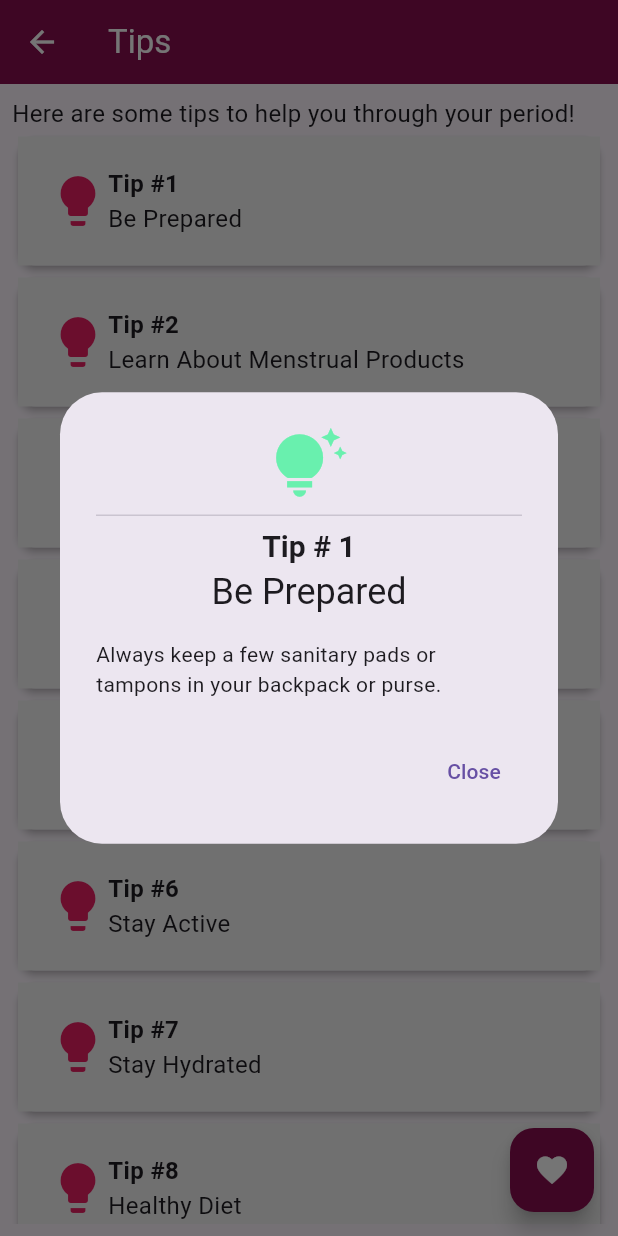
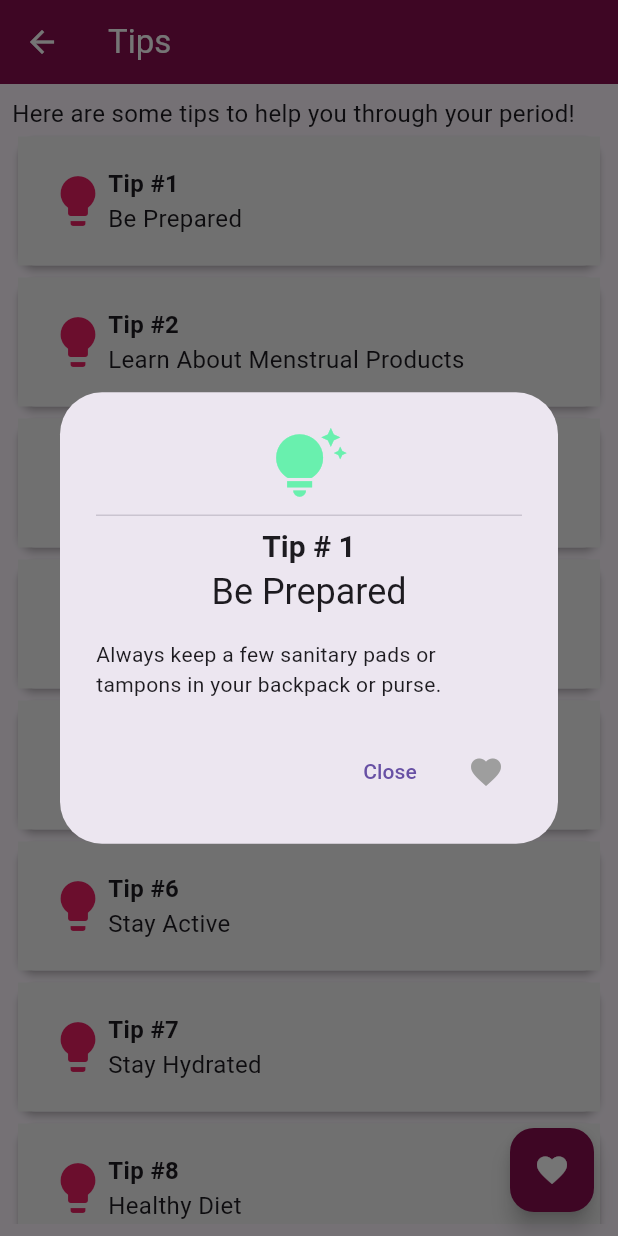
Before and after one commit to DevPrinceK/drippsafe, a Flutter app: the TipScreen screen opened directly, after a tap on an icon or button, on a phone screen of 412 x 824 dp. Run offline on Flutter 3.47's test engine with Material 3 defaults, Android fonts, the phone set to English and light mode, and no system bars; our stand-ins replace convex_bottom_bar, hive_flutter; missing offline and left inert: dart:ffi, intro_screen_onboarding_flutter; accounts and stored records are empty.

Commit message:
Update tips.dart

```diff
--- a/lib/screens/tabs/tips.dart
+++ b/lib/screens/tabs/tips.dart
@@ -1,4 +1,8 @@
+import 'dart:ffi';
+
+import 'package:drippsafe/db/hive/initial_data.dart';
 import 'package:flutter/material.dart';
+import 'package:hive_flutter/hive_flutter.dart';
 
 class TipScreen extends StatefulWidget {
   const TipScreen({super.key});
@@ -8,160 +12,9 @@ class TipScreen extends StatefulWidget {
 }
 
 class _TipScreenState extends State<TipScreen> {
-  final tips = [
-    {
-      "tip": "Be Prepared",
-      "description":
-          "Always keep a few sanitary pads or tampons in your backpack or purse."
-    },
-    {
-      "tip": "Learn About Menstrual Products",
-      "description":
-          "Explore different types of menstrual products and find what works best for you."
-    },
-    {
-      "tip": "Track Your Menstrual Cycle",
-      "description":
-          "Use a period tracker app or calendar to keep track of your menstrual cycle."
-    },
-    {
-      "tip": "Stay Hygienic",
-      "description":
-          "Change your sanitary products regularly to maintain good hygiene."
-    },
-    {
-      "tip": "Pain Relief",
-      "description":
-          "Consider taking over-the-counter pain relievers like ibuprofen for menstrual cramps."
-    },
-    {
-      "tip": "Stay Active",
-      "description":
-          "Exercise can help alleviate menstrual cramps and improve your overall mood."
-    },
-    {
-      "tip": "Stay Hydrated",
-      "description":
-          "Drink plenty of water to help with bloating and overall well-being."
-    },
-    {
-      "tip": "Healthy Diet",
-      "description":
-          "Consume a balanced diet with plenty of fruits, vegetables, and whole grains."
-    },
-    {
-      "tip": "Comfortable Clothing",
-      "description":
-          "Wear comfortable, loose-fitting clothes during your period."
-    },
-    {
-      "tip": "Communication",
-      "description":
-          "Talk to a trusted adult, friend, or family member about your experiences and concerns."
-    },
-    {
-      "tip": "Educate Yourself",
-      "description":
-          "Learn about the menstrual cycle, reproductive health, and menstrual hygiene."
-    },
-    {
-      "tip": "Know Signs of Abnormalities",
-      "description":
-          "Be aware of signs of abnormal menstrual cycles and consult a healthcare professional if concerned."
-    },
-    {
-      "tip": "Mindful Rest",
-      "description":
-          "Allow yourself some rest and relaxation during your period."
-    },
-    {
-      "tip": "Stay Positive",
-      "description":
-          "Don't let your period interfere with your self-esteem; it's a natural part of being a woman."
-    },
-    {
-      "tip": "Carry Extra Supplies",
-      "description":
-          "Always carry extra sanitary products in case of emergencies or to help a friend."
-    },
-    {
-      "tip": "Discreet Disposal",
-      "description": "Learn proper disposal methods for used sanitary products."
-    },
-    {
-      "tip": "Heating Pads",
-      "description":
-          "Consider using a heating pad for soothing relief from menstrual cramps."
-    },
-    {
-      "tip": "Understand PMS",
-      "description":
-          "Recognize premenstrual syndrome (PMS) symptoms and find strategies to manage them."
-    },
-    {
-      "tip": "Emotional Well-being",
-      "description":
-          "Pay attention to your emotional well-being and practice self-care during your period."
-    },
-    {
-      "tip": "Seek Guidance",
-      "description":
-          "If you have questions or concerns, seek guidance from a healthcare professional or school nurse."
-    },
-    {
-      "tip": "Be Patient with Your Body",
-      "description":
-          "Understand that your menstrual cycle may take time to regulate."
-    },
-    {
-      "tip": "Be Eco-Friendly",
-      "description":
-          "Consider environmentally friendly menstrual products, such as reusable cloth pads or menstrual cups."
-    },
-    {
-      "tip": "Plan Ahead for Outings",
-      "description":
-          "Wear comfortable clothing and bring extra supplies if you have plans during your period."
-    },
-    {
-      "tip": "Yoga and Stretching",
-      "description":
-          "Gentle yoga or stretching exercises can help alleviate tension and discomfort."
-    },
-    {
-      "tip": "Stay Informed About Reproductive Health",
-      "description":
-          "Learn about reproductive health, contraception, and safe practices."
-    },
-    {
-      "tip": "Keep a Personal Diary",
-      "description":
-          "Maintain a diary to track your emotions, physical symptoms, and menstrual cycle patterns."
-    },
-    {
-      "tip": "Know When to Seek Help",
-      "description":
-          "If you experience severe pain or concerning symptoms, consult a healthcare professional promptly."
-    },
-    {
-      "tip": "Connect with Peers",
-      "description":
-          "Talk to friends who have already experienced menstruation for additional support and advice."
-    },
-    {
-      "tip": "Celebrate Milestones",
-      "description":
-          "Celebrate each milestone in your menstrual journey as a positive step toward adulthood."
-    },
-    {
-      "tip": "Be Kind to Yourself",
-      "description":
-          "Menstruation is a natural part of life; be kind to yourself and take things at your own pace."
-    }
-  ];
-
+  List tips = [];
   // display tips detail alert dialog
-  void _showTipsDetailDialog(tip, description, tipNo) {
+  void _showTipsDetailDialog(tip, description, tipNo, fav) {
     showDialog(
       barrierDismissible: false,
       context: context,
@@ -192,10 +45,72 @@ class _TipScreenState extends State<TipScreen> {
               },
               child: const Text('Close'),
             ),
+            IconButton(
+                onPressed: () {
+                  addFavTip(tipNo);
+                },
+                icon: Icon(
+                  Icons.favorite,
+                  color: fav ? Colors.red : Colors.grey,
+                )),
           ],
         );
       },
     );
+  }
+
+  void addFavTip(id) {
+    // change the favourite status of the tip in the box to true
+    var mybox = Hive.box('drippsafe_db');
+    var tipsData = mybox.get('tips').toList();
+    var tipIndex = tipsData.indexWhere((tip) => tip['id'] == id);
+    tipsData[tipIndex]['favourite'] = true;
+    mybox.put('tips', tipsData);
+    initializeTips();
+
+    // show a snackbar
+    ScaffoldMessenger.of(context).showSnackBar(
+      SnackBar(
+        content: const Text('Tip added to favourites!'),
+        duration: const Duration(seconds: 2),
+        behavior: SnackBarBehavior.floating,
+        width: MediaQuery.of(context).size.width * 0.8,
+      ),
+    );
+    Navigator.of(context).pop();
+  }
+
+  void initializeTips() async {
+    var mybox = Hive.box('drippsafe_db');
+    // construct list of tips as tip model
+    List tipsModelData = [];
+
+    if (mybox.get('tips') == null || mybox.get('tips').isEmpty) {
+      initialTips.forEach((tip) {
+        tipsModelData.add({
+          "id": (initialTips.indexOf(tip) + 1).toString(),
+          "title": tip['tip'],
+          "description": tip['description'],
+          "created_at": DateTime.now().toString(),
+          "favourite": false,
+        });
+      });
+      mybox.put('tips', tipsModelData);
+    }
+
+    // get the tips data from the box
+    List tipsData = mybox.get('tips').toList();
+
+    print(tipsData);
+    setState(() {
+      tips = tipsData;
+    });
+  }
+
+  @override
+  void initState() {
+    super.initState();
+    initializeTips();
   }
 
   @override
@@ -221,9 +136,10 @@ class _TipScreenState extends State<TipScreen> {
                   itemBuilder: (context, index) {
                     return InkWell(
                       onTap: () => _showTipsDetailDialog(
-                        tips[index]["tip"],
-                        tips[index]["description"],
-                        index + 1,
+                        tips[index]['title'],
+                        tips[index]['description'],
+                        tips[index]['id'],
+                        tips[index]['favourite'],
                       ),
                       child: Card(
                         elevation: 2,
@@ -250,7 +166,7 @@ class _TipScreenState extends State<TipScreen> {
                                             fontWeight: FontWeight.bold),
                                       ),
                                       Text(
-                                        tips[index]["tip"]!,
+                                        tips[index]['title'],
                                         style: const TextStyle(
                                           fontSize: 16,
                                         ),
@@ -272,7 +188,12 @@ class _TipScreenState extends State<TipScreen> {
           ),
         ),
         floatingActionButton: FloatingActionButton(
-          onPressed: () {},
+          onPressed: () {
+            // remove the tips from the box
+            var mybox = Hive.box('drippsafe_db');
+            mybox.delete('tips');
+            initializeTips();
+          },
           backgroundColor: Colors.pink[900],
           foregroundColor: Colors.white,
           child: const Icon(Icons.favorite),
```
